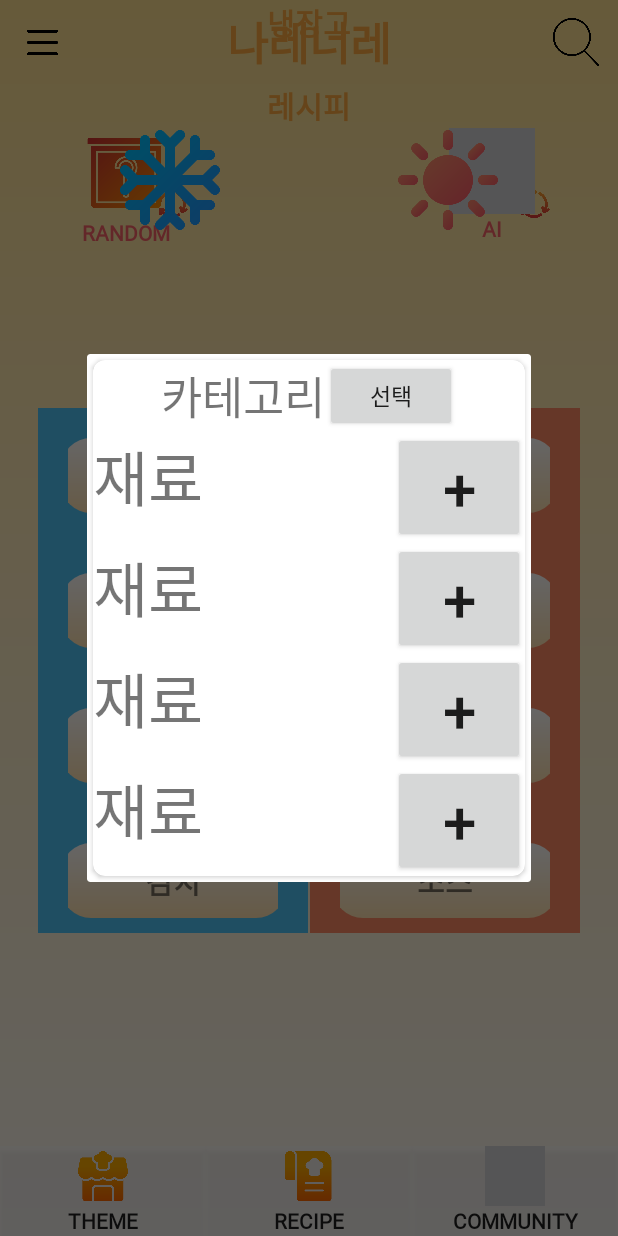
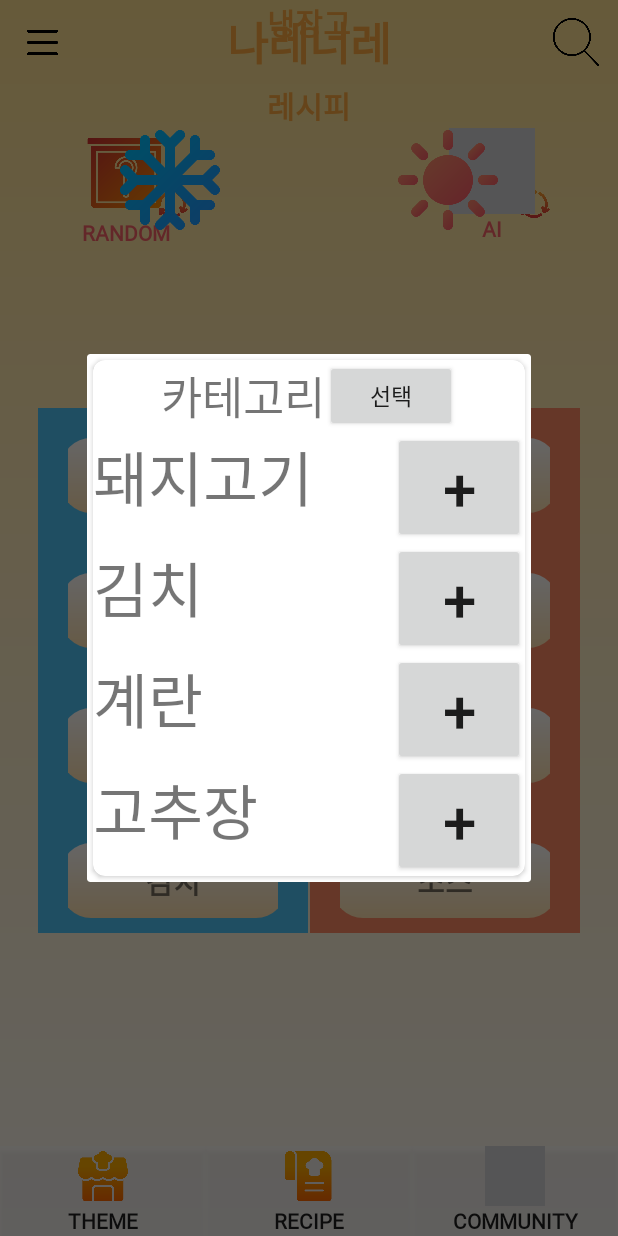
Before and after one commit to KakaoNing/SuwonFood, an Android app: the fragment home_left placed in its activity, after a tap on "고기류", on a phone screen of 412 x 824 dp. Run offline under Robolectric (Android 15) with nearby library versions, the phone set to English and light mode, and no system bars.

Commit message:
재료 채워넣기하는데 잘 안되네여 구글링하면서 하느라 시간이 오래걸려서

```diff
--- a/app/build.gradle
+++ b/app/build.gradle
@@ -50,6 +50,7 @@ dependencies {
     implementation "androidx.legacy:legacy-support-v4:1.0.0"
     implementation "com.google.android.material:material:1.6.1"
     implementation "androidx.drawerlayout:drawerlayout:1.1.1"
+    implementation 'com.github.bumptech.glide:glide:4.10.0'
     implementation 'androidx.appcompat:appcompat:1.5.0'
     implementation 'androidx.constraintlayout:constraintlayout:2.1.4'
     implementation 'androidx.navigation:navigation-fragment-ktx:2.3.5'
--- /dev/null
+++ b/app/src/main/java/com/example/myapplication/Item.kt
@@ -0,0 +1,3 @@
+package com.example.myapplication
+
+class SampleItem internal constructor(var name: String, var price: String, var imageUrl: String)
--- a/app/src/main/res/layout/item_dialog_refrigerator_category.xml
+++ b/app/src/main/res/layout/item_dialog_refrigerator_category.xml
@@ -38,7 +38,7 @@
                 <TextView
                     android:layout_width="wrap_content"
                     android:layout_height="wrap_content"
-                    android:text="카테고리이름"
+                    android:text="반찬"
                     android:layout_gravity="center"/>
                 <RadioButton
                     android:layout_width="wrap_content"
@@ -53,7 +53,7 @@
                 <TextView
                     android:layout_width="wrap_content"
                     android:layout_height="wrap_content"
-                    android:text="카테고리이름"
+                    android:text="일품"
                     android:layout_gravity="center"/>
                 <RadioButton
                     android:layout_width="wrap_content"
@@ -68,7 +68,7 @@
                 <TextView
                     android:layout_width="wrap_content"
                     android:layout_height="wrap_content"
-                    android:text="카테고리이름"
+                    android:text="국and찌개"
                     android:layout_gravity="center"/>
                 <RadioButton
                     android:layout_width="wrap_content"
--- a/app/src/main/res/layout/item_dialog_refrigerator_material.xml
+++ b/app/src/main/res/layout/item_dialog_refrigerator_material.xml
@@ -36,7 +36,7 @@
             android:layout_width="200dp"
             android:layout_height="wrap_content"
             android:layout_gravity="left"
-            android:text="재료"
+            android:text="돼지고기"
             android:textSize="40dp"
             />
         <Button
@@ -55,7 +55,7 @@
                 android:layout_width="200dp"
                 android:layout_height="wrap_content"
                 android:layout_gravity="left"
-                android:text="재료"
+                android:text="김치"
                 android:textSize="40dp"
                 />
             <Button
@@ -74,7 +74,7 @@
                 android:layout_width="200dp"
                 android:layout_height="wrap_content"
                 android:layout_gravity="left"
-                android:text="재료"
+                android:text="계란"
                 android:textSize="40dp"
                 />
             <Button
@@ -93,7 +93,7 @@
                 android:layout_width="200dp"
                 android:layout_height="wrap_content"
                 android:layout_gravity="left"
-                android:text="재료"
+                android:text="고추장"
                 android:textSize="40dp"
                 />
             <Button
```
